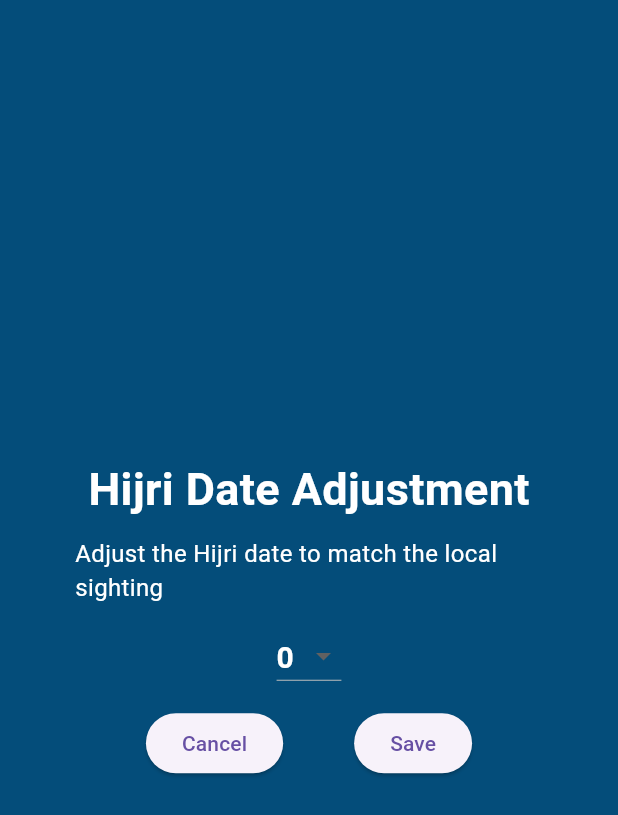
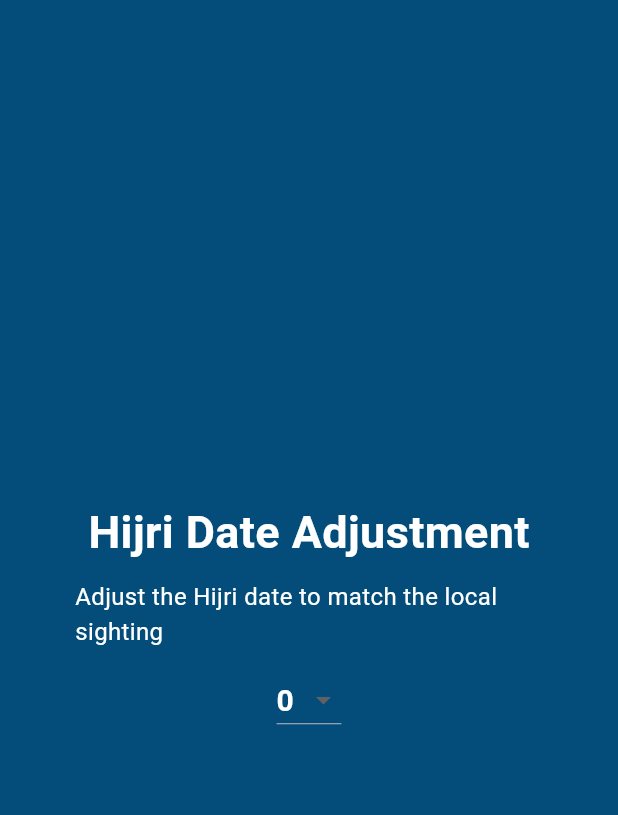
Before and after one commit to abhishekib/allwork_learning, a Flutter app: the HijriDate widget shown alone on an empty page, opened directly, on a phone screen of 412 x 824 dp. Shown: the top 815 px of the screen. Run offline on Flutter 3.47's test engine with Material 3 defaults, Android fonts, the phone set to English and light mode, and no system bars; our stand-ins replace audioplayers, connectivity_plus, dio, flutter_expandable_fab, flutter_html, flutter_local_notifications and 10 more; missing offline and left inert: bottom_picker, get_ip_address, keep_screen_on, linkable; accounts and stored records are empty; generated files the repository leaves out were written again; network calls fail.

Commit message:
moved the logic for Hijri_date_adjustment to the Hijri_Date_Adjustment Controller

```diff
--- /dev/null
+++ b/lib/controllers/hijri_date_adjustment_controller.dart
@@ -0,0 +1,32 @@
+import 'package:get/get.dart';
+import 'package:shared_preferences/shared_preferences.dart';
+
+class HijriDateAdjustmentController extends GetxController {
+  final List<String> hijriDateAdjustment = [
+    '-4',
+    '-3',
+    '-2',
+    '-1',
+    '0',
+    '1',
+    '2',
+    '3',
+    '4'
+  ];
+
+  RxString selectedAdjustment = RxString('0');
+
+  @override
+  Future<void> onInit() async {
+    super.onInit();
+  }
+
+  Future<void> setSelectedAdjustment(String value) async {
+    selectedAdjustment.value = value;
+  }
+
+  void closeDialogue() {
+    Get.back();
+  }
+
+}
--- a/lib/widgets/hijri_date_adjustment_dialogue.dart
+++ b/lib/widgets/hijri_date_adjustment_dialogue.dart
@@ -1,8 +1,11 @@
 import 'dart:developer';
 
+import 'package:allwork/controllers/hijri_date_adjustment_controller.dart';
 import 'package:allwork/utils/colors.dart';
 import 'package:allwork/utils/styles.dart';
 import 'package:flutter/material.dart';
+import 'package:get/get.dart';
+import 'package:get/get_core/src/get_main.dart';
 
 class HijriDate extends StatefulWidget {
   const HijriDate({super.key});
@@ -12,23 +15,14 @@ class HijriDate extends StatefulWidget {
 }
 
 class HijriDateState extends State<HijriDate> {
-  final List<String> _hijriDateAdjustment = [
-    '-4',
-    '-3',
-    '-2',
-    '-1',
-    '0',
-    '1',
-    '2',
-    '3',
-    '4'
-  ];
-
-  String _selectedAdjustment = '0';
+  HijriDateAdjustmentController controller =
+      Get.put(HijriDateAdjustmentController());
 
   @override
   Widget build(BuildContext context) {
-    return Dialog(
+    return GestureDetector(
+      onTap: () => Get.back(),
+      child: Dialog(
           backgroundColor: Colors.transparent,
           child: Center(
               child: Container(
@@ -50,11 +44,12 @@ class HijriDateState extends State<HijriDate> {
                         style: AppTextStyles.whiteText,
                       ),
                       const SizedBox(height: 10),
-                    DropdownButton(
-                        value: _selectedAdjustment,
+                      Obx(
+                        () => DropdownButton(
+                            value: controller.selectedAdjustment.value,
                             style: AppTextStyles.whiteBoldText,
                             selectedItemBuilder: (context) {
-                          return _hijriDateAdjustment
+                              return controller.hijriDateAdjustment
                                   .map((value) => Center(
                                         child: Text(
                                           value,
@@ -63,7 +58,7 @@ class HijriDateState extends State<HijriDate> {
                                       ))
                                   .toList();
                             },
-                        items: _hijriDateAdjustment
+                            items: controller.hijriDateAdjustment
                                 .map((value) => DropdownMenuItem(
                                     value: value,
                                     child: Text(
@@ -72,30 +67,12 @@ class HijriDateState extends State<HijriDate> {
                                     )))
                                 .toList(),
                             onChanged: (value) {
-                          setState(() {
-                            _selectedAdjustment = value!;
-                          });
-                          log(_selectedAdjustment);
+                              controller
+                                  .setSelectedAdjustment(value.toString());
                             }),
-                    const SizedBox(height: 10),
-                    Row(
-                      mainAxisAlignment: MainAxisAlignment.spaceEvenly,
-                      children: <Widget>[
-                        ElevatedButton(
-                          onPressed: () {
-                            Navigator.of(context).pop();
-                          },
-                          child: const Text('Cancel'),
-                        ),
-                        ElevatedButton(
-                          onPressed: () {
-                            Navigator.of(context).pop();
-                          },
-                          child: const Text('Save'),
                       ),
                     ],
-                    ),
-                  ],
-                ))));
+                  )))),
+    );
   }
 }
```
Lines whose indentation alone changed are shown as unchanged.
